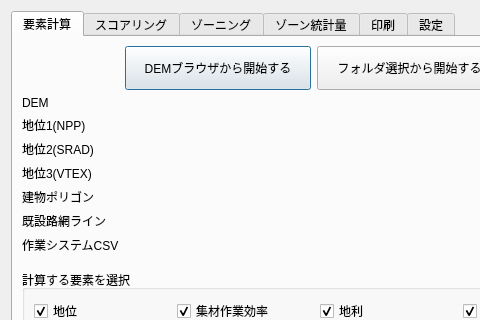
This is forest_zoning_main_dialog.ui in raw-slnc/morizon_next as Qt 5 draws it before an edit; both pictures show x 0 to 480 and y 0 to 320 of the 920 by 645 pixel window. The edited form follows.
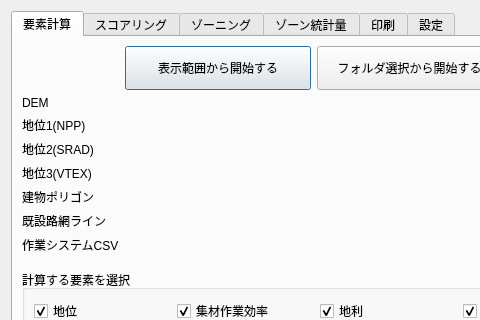
This is the edited form. Icons and pictures are not drawn. Custom widgets are drawn as their Qt base class.

Commit message:
0.1.2：公式申請・自動チェック通過。開始ボタン名、実行後の表示の整理、区分外の凡例、旧版マニュアルの削除
- 要素計算：「DEMブラウザから開始する」を「表示範囲から開始する」に変更（画面・README・マニュアル）
- ゾーニング・ゾーン統計量の実行後に、前の工程のグループ・レイヤーの表示を OFF にしてツリーを閉じる
- ゾーン統計量：針葉樹フィルタオプションで外れたポリゴンの凡例を「区分外（針葉樹フィルタオプション）」にし、淡い黄色（不透明度20%）で塗る
- マニュアル：各章の「準備中」の整理、2.3 の説明、付録を隠す。旧版マニュアル docs/manual_proto.html を削除
- changelog を書き方のルールに沿って書き直し

```diff
--- a/forest_zoning_main_dialog.ui
+++ b/forest_zoning_main_dialog.ui
@@ -57,7 +57,7 @@
               <string notr="true">padding:12px 4px;</string>
              </property>
              <property name="text">
-              <string>DEMブラウザから開始する</string>
+              <string>表示範囲から開始する</string>
              </property>
             </widget>
            </item>
```
The commit also changes 11 other files.
